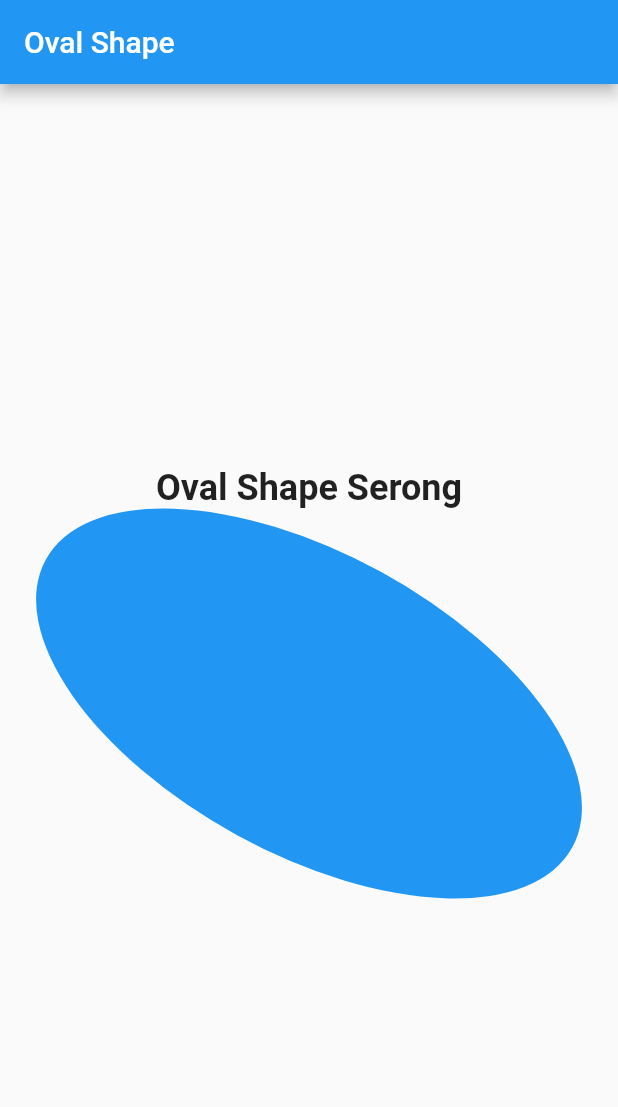
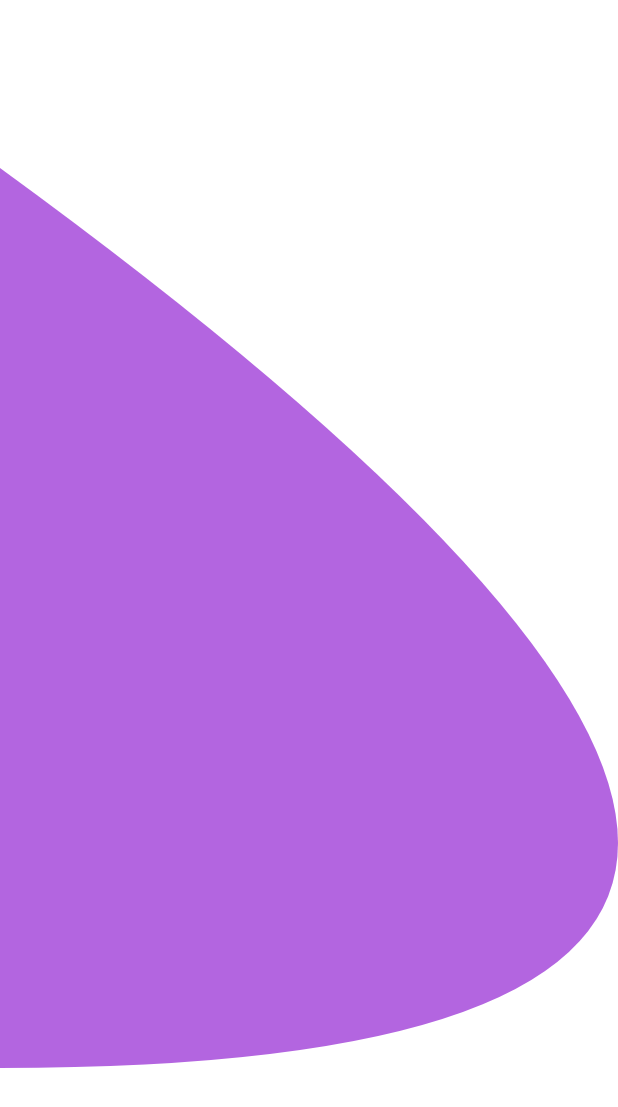
Before and after one commit to kedirinesia/nota-map-parsing, a Flutter app: the screen it shows after launch, on a phone screen of 412 x 824 dp. Shown: the top 1107 px of the screen. Run offline on Flutter 3.47's test engine with Material 2 defaults, Android fonts, the phone set to English and light mode, and no system bars.

Commit message:
update 1

```diff
--- a/lib/main.dart
+++ b/lib/main.dart
@@ -9,53 +9,60 @@ class MyApp extends StatelessWidget {
 
   @override
   Widget build(BuildContext context) {
-    return MaterialApp(
-      title: 'Oval Shape Demo',
-      theme: ThemeData(
-        primarySwatch: Colors.blue,
-      ),
-      home: const OvalShapePage(),
+    return const MaterialApp(
+      debugShowCheckedModeBanner: false,
+      home: DShapeUpright(),
     );
   }
 }
 
-class OvalShapePage extends StatelessWidget {
-  const OvalShapePage({super.key});
+class DShapeUpright extends StatelessWidget {
+  const DShapeUpright({super.key});
 
   @override
   Widget build(BuildContext context) {
+    final screenWidth = MediaQuery.of(context).size.width;
+
     return Scaffold(
-      appBar: AppBar(
-        title: const Text('Oval Shape'),
-        backgroundColor: Colors.blue,
-      ),
-      body: Center(
-        child: Column(
-          mainAxisAlignment: MainAxisAlignment.center,
-          children: [
-            const Text(
-              'Oval Shape Serong',
-              style: TextStyle(
-                fontSize: 24,
-                fontWeight: FontWeight.bold,
-                color: Colors.black87,
-              ),
-            ),
-            const SizedBox(height: 30),
-            Transform.rotate(
-              angle: 0.5, // Rotasi dalam radian (sekitar 30 derajat)
-              child: Container(
-                width: 400,
-                height: 200,
-                decoration: const BoxDecoration(
-                  color: Colors.blue,
-                  borderRadius: BorderRadius.all(Radius.elliptical(200, 100)),
-                ),
-              ),
-            ),
-          ],
+      backgroundColor: Colors.white,
+      body: Align(
+        alignment: Alignment.centerLeft,
+        child: ClipPath(
+          clipper: DClipper(),
+          child: Container(
+            width: screenWidth * 5.0, // Lebar diperbesar jauh lebih besar ke kanan
+            height: 600,
+            color: const Color(0xFFB365E0), // Warna ungu
+          ),
         ),
       ),
     );
   }
 }
+
+class DClipper extends CustomClipper<Path> {
+  @override
+  Path getClip(Size size) {
+    final Path path = Path();
+
+    // Mulai dari kiri atas
+    path.moveTo(0, 0);
+
+    // Garis lurus ke kiri bawah
+    path.lineTo(0, size.height);
+
+    // Lengkungan sisi kanan (dari bawah ke atas) - diperpanjang ke kanan
+    path.quadraticBezierTo(
+      size.width * 2.0, // Titik kontrol cembung jauh ke kanan
+      size.height / 1,
+      0,
+      0,
+    );
+
+    path.close();
+    return path;
+  }
+
+  @override
+  bool shouldReclip(CustomClipper<Path> oldClipper) => false;
+}
```
